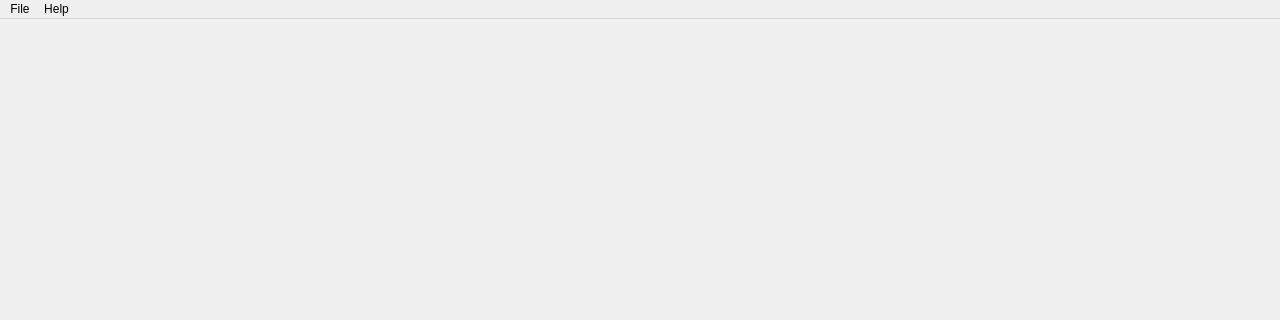
Old version of the form internal/gui/mainwindow.ui in the repository MatusOllah/gcharted; both pictures show x 0 to 1280 and y 0 to 320 of the 1280 by 720 pixel window.
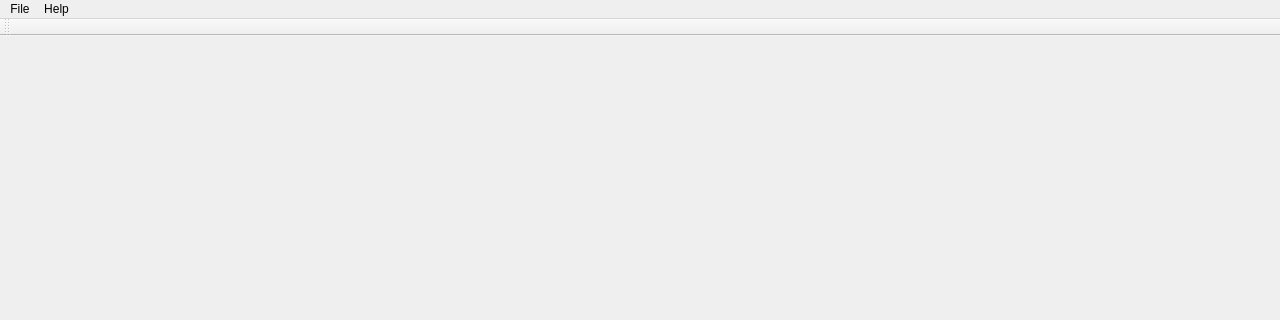
New version of the form. Icons and pictures are not drawn.

What changed in the file:
```diff
--- a/internal/gui/mainwindow.ui
+++ b/internal/gui/mainwindow.ui
@@ -43,6 +43,17 @@
    <addaction name="menuFile"/>
    <addaction name="menuHelp"/>
   </widget>
+  <widget class="QToolBar" name="toolBar">
+   <property name="windowTitle">
+    <string>toolBar</string>
+   </property>
+   <attribute name="toolBarArea">
+    <enum>TopToolBarArea</enum>
+   </attribute>
+   <attribute name="toolBarBreak">
+    <bool>false</bool>
+   </attribute>
+  </widget>
   <widget class="QStatusBar" name="statusbar"/>
   <action name="actionAbout">
    <property name="text">
```
